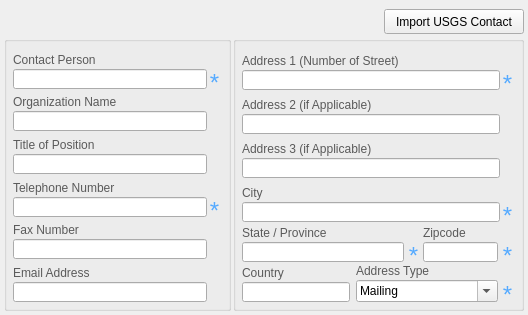
The window that pymdwizard/gui/ui_files/ContactInfo.ui (DOI-USGS/fort-pymdwizard) describes before a commit, drawn with Qt 5.
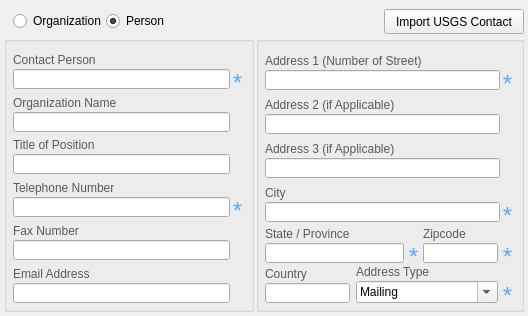
The same window after the commit.

Commit message: added switch for cntperp <-> cntorgp in ContactInfo

The edit to the form file:
```diff
--- a/pymdwizard/gui/ui_files/ContactInfo.ui
+++ b/pymdwizard/gui/ui_files/ContactInfo.ui
@@ -7,7 +7,7 @@
     <x>0</x>
     <y>0</y>
     <width>528</width>
-    <height>315</height>
+    <height>316</height>
    </rect>
   </property>
   <property name="sizePolicy">
@@ -79,6 +79,26 @@
        <property name="sizeConstraint">
         <enum>QLayout::SetNoConstraint</enum>
        </property>
+       <property name="leftMargin">
+        <number>9</number>
+       </property>
+       <item>
+        <widget class="QRadioButton" name="rbtn_orgp">
+         <property name="text">
+          <string>Organization</string>
+         </property>
+        </widget>
+       </item>
+       <item>
+        <widget class="QRadioButton" name="rbtn_perp">
+         <property name="text">
+          <string>Person</string>
+         </property>
+         <property name="checked">
+          <bool>true</bool>
+         </property>
+        </widget>
+       </item>
        <item>
         <spacer name="horizontalSpacer_11">
          <property name="sizePolicy">
@@ -235,7 +255,7 @@
                 </property>
                 <property name="minimumSize">
                  <size>
-                  <width>0</width>
+                  <width>217</width>
                   <height>0</height>
                  </size>
                 </property>
```
Left out of the diff: 10 changed lines with no effect on the pictures. The commit also changes 3 other files.
